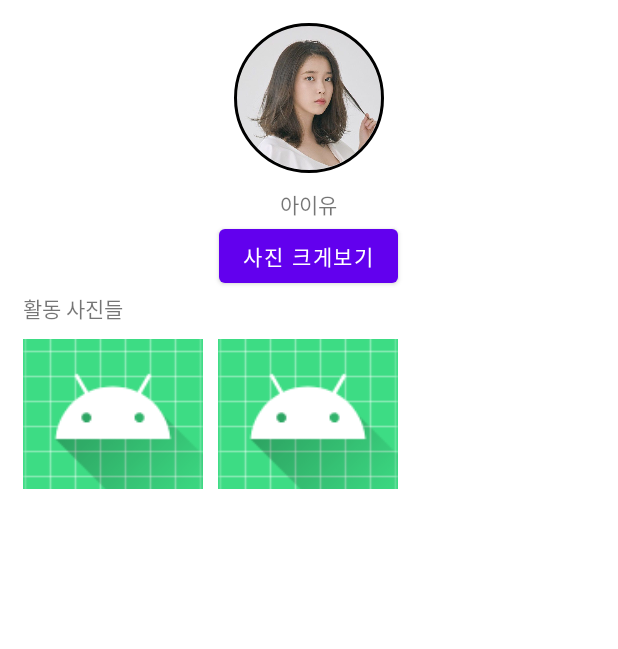
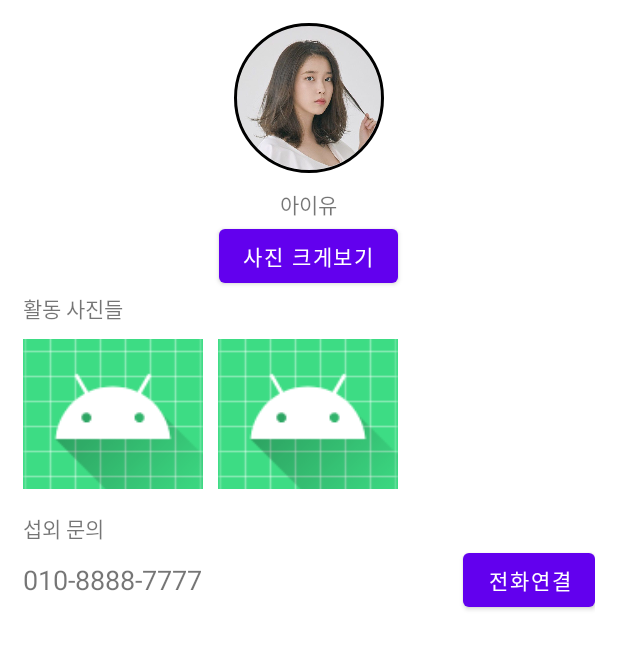
Before and after one commit to say-102/LibraryPractice_20201115, an Android app: the layout activity_main.xml on its own in the app's theme, with its tools: preview values and no code run, on a phone screen of 412 x 824 dp. Shown: the top 649 px of the screen. Run offline under Robolectric (Android 15) with nearby library versions, the phone set to English and light mode, and no system bars.

Commit message:
전화 연결 버튼 추가

```diff
--- a/app/src/main/res/layout/activity_main.xml
+++ b/app/src/main/res/layout/activity_main.xml
@@ -64,6 +64,39 @@
             android:scaleType="centerCrop"
             android:layout_marginLeft="10dp" />
 
+
+    </LinearLayout>
+
+    <TextView
+        android:layout_width="wrap_content"
+        android:layout_height="wrap_content"
+        android:text="섭외 문의"
+        android:layout_marginTop="15dp"/>
+
+    <LinearLayout
+        android:layout_width="match_parent"
+        android:layout_height="wrap_content"
+        android:orientation="horizontal"
+        android:gravity="center_vertical">
+
+        <TextView
+            android:layout_width="wrap_content"
+            android:layout_height="wrap_content"
+            android:text="010-8888-7777"
+            android:textSize="18sp" />
+
+        <TextView
+            android:layout_width="0dp"
+            android:layout_height="wrap_content"
+            android:layout_weight="1" />
+
+        <Button
+            android:id="@+id/callBtn"
+            android:layout_width="wrap_content"
+            android:layout_height="wrap_content"
+            android:text="전화연결" />
+
+
     </LinearLayout>
 
 
```
